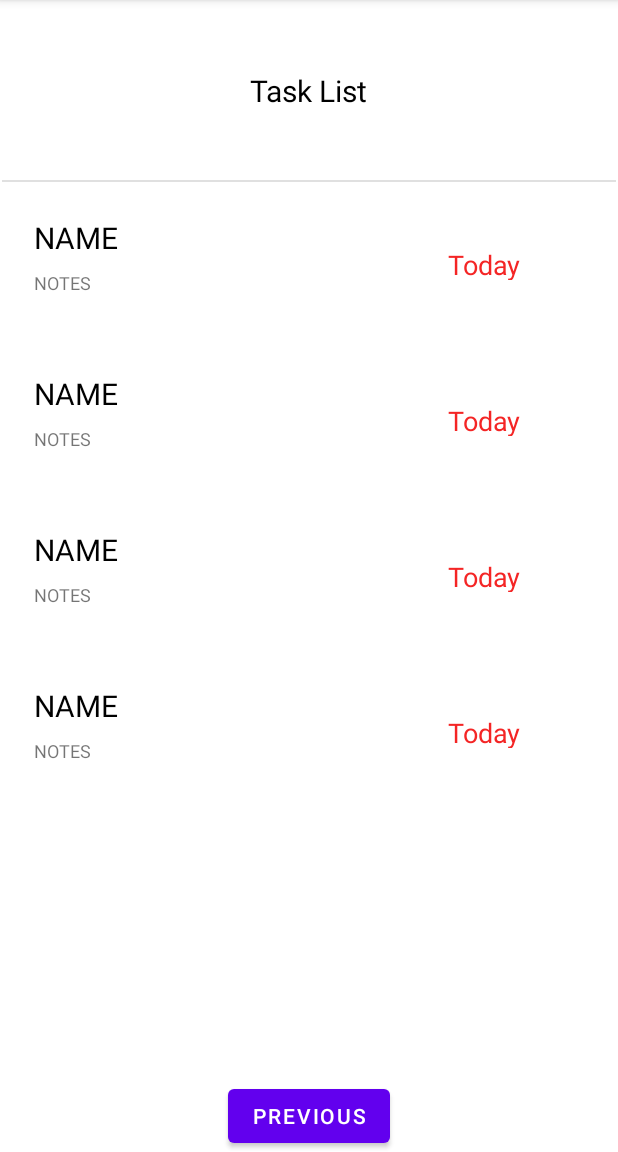
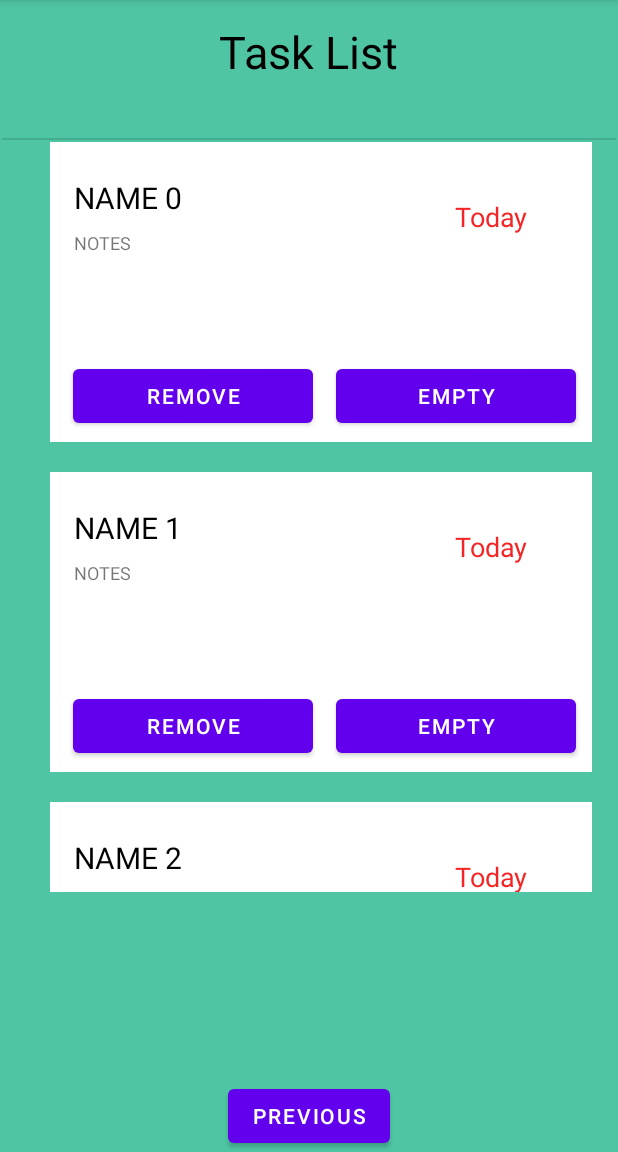
Before and after one commit to MrYee4/HabTracker2.0, an Android app: the viewTasks screen opened directly, with no data from a screen before it, on a phone screen of 412 x 824 dp, the part 84-1236 px from its top. Run offline under Robolectric (Android 15) with nearby library versions, the phone set to English and light mode, and no system bars.

Commit message:
I added and modified codes in viewTasks.java, activity_view_tasks.xml, item_style.xml, and DoesAdapter.java.
I have modified some codes because they don't made correctly start the application. e.g. android:text="@string/save" to "string/save"

```diff
--- a/app/src/main/java/com/example/habtracker20/DoesAdapter.java
+++ b/app/src/main/java/com/example/habtracker20/DoesAdapter.java
@@ -1,10 +1,13 @@
 package com.example.habtracker20;
 
 import android.content.Context;
+import android.util.Log;
 import android.view.LayoutInflater;
 import android.view.View;
 import android.view.ViewGroup;
+import android.widget.Button;
 import android.widget.TextView;
+import android.widget.Toast;
 
 import androidx.annotation.NonNull;
 import androidx.recyclerview.widget.RecyclerView;
@@ -25,9 +28,10 @@ public class DoesAdapter extends RecyclerView.Adapter<DoesAdapter.MyViewHolder>{
     Context context;
     ArrayList<Task> myTask;
 
-    public DoesAdapter(Context c, ArrayList<Task> sf) {
+
+    public DoesAdapter(Context c, ArrayList<Task> mt) {
         context = c;
-        myTask = sf;
+        myTask = mt;
     }
 
 
@@ -43,6 +47,21 @@ public class DoesAdapter extends RecyclerView.Adapter<DoesAdapter.MyViewHolder>{
         myViewHolder.datedoes.setText((CharSequence) myTask.get(position).getTime());
         myViewHolder.descdoes.setText(myTask.get(position).getNotes());
 
+
+        myViewHolder.delHab.setOnClickListener(new View.OnClickListener() {
+            @Override
+            /* Connect with the database to remove permanently the Habits
+            * Delete Habit source: https://www.youtube.com/watch?v=hyE3L2TVEvs&t=0s*/
+            public void onClick(View v) {
+                //myTask.get(position);
+                myTask.remove(position);
+                notifyDataSetChanged();
+                Log.d("Action", "Habit Removed");
+
+            }
+        });
+
+
     }
 
     @Override
@@ -52,7 +71,10 @@ public class DoesAdapter extends RecyclerView.Adapter<DoesAdapter.MyViewHolder>{
 
     class MyViewHolder extends RecyclerView.ViewHolder {
 
+        Button delHab;
+
         TextView titledoes, descdoes, datedoes;
+
 
         public MyViewHolder(@NonNull View itemView) {
             super(itemView);
@@ -60,6 +82,9 @@ public class DoesAdapter extends RecyclerView.Adapter<DoesAdapter.MyViewHolder>{
             descdoes = (TextView) itemView.findViewById(R.id.desd);
             datedoes = (TextView) itemView.findViewById(R.id.dated);
 
+            delHab = itemView.findViewById(R.id.removehab);
+
         }
     }
+
 }
--- a/app/src/main/java/com/example/habtracker20/viewTasks.java
+++ b/app/src/main/java/com/example/habtracker20/viewTasks.java
@@ -8,6 +8,7 @@ import androidx.appcompat.app.AppCompatActivity;
 import android.util.Log;
 import android.view.View;
 import android.widget.Button;
+import android.widget.TextView;
 
 import androidx.recyclerview.widget.LinearLayoutManager;
 import androidx.recyclerview.widget.RecyclerView;
@@ -50,7 +51,7 @@ public class viewTasks extends AppCompatActivity {
         // For test
         for (int i = 0; i<10; i++) {
             Task tsk = new Task();
-            tsk.setName("NAME");
+            tsk.setName("NAME "+i);
             tsk.setNotes("NOTES");
             tsk.setDate("Today");
 
@@ -79,6 +80,8 @@ public class viewTasks extends AppCompatActivity {
                 startActivity(intent);
             }
         });
+
+
     }
 
 
--- a/app/src/main/res/layout/activity_create_task.xml
+++ b/app/src/main/res/layout/activity_create_task.xml
@@ -35,7 +35,7 @@
         android:layout_width="wrap_content"
         android:layout_height="wrap_content"
         android:layout_marginBottom="20dp"
-        android:text="@string/save"
+        android:text="string/save"
         app:layout_constraintBottom_toBottomOf="parent"
         app:layout_constraintEnd_toEndOf="parent"
         app:layout_constraintStart_toEndOf="@+id/cancelBtn" />
@@ -47,7 +47,7 @@
         android:layout_marginStart="70dp"
         android:layout_marginLeft="70dp"
         android:layout_marginBottom="20dp"
-        android:text="@string/cancel"
+        android:text="string/cancel"
         app:layout_constraintBottom_toBottomOf="parent"
         app:layout_constraintStart_toStartOf="parent" />
 
@@ -66,7 +66,7 @@
         android:layout_width="wrap_content"
         android:layout_height="wrap_content"
         android:layout_marginTop="20dp"
-        android:text="@string/pickDate"
+        android:text="string/pickDate"
         app:layout_constraintEnd_toEndOf="parent"
         app:layout_constraintStart_toStartOf="parent"
         app:layout_constraintTop_toBottomOf="@+id/divider" />
--- a/app/src/main/res/layout/activity_main.xml
+++ b/app/src/main/res/layout/activity_main.xml
@@ -28,14 +28,14 @@
         android:layout_height="wrap_content"
         android:layout_gravity="bottom|end"
         android:layout_margin="@dimen/fab_margin"
-        android:contentDescription="@string/addTask"
+        android:contentDescription="string/addTask"
         app:srcCompat="@android:drawable/ic_input_add" />
 
     <Button
         android:id="@+id/to_Tasks"
         android:layout_width="wrap_content"
         android:layout_height="wrap_content"
-        android:text="@string/toTasks"
+        android:text="string/toTasks"
         android:textColor="@color/black" />
 
 </androidx.coordinatorlayout.widget.CoordinatorLayout>
--- a/app/src/main/res/layout/activity_view_tasks.xml
+++ b/app/src/main/res/layout/activity_view_tasks.xml
@@ -4,6 +4,7 @@
     xmlns:tools="http://schemas.android.com/tools"
     android:layout_width="match_parent"
     android:layout_height="match_parent"
+    android:background="#4FC5A3"
     android:scrollbarSize="20dp"
     tools:context=".SecondFragment">
 
@@ -20,7 +21,7 @@
         android:id="@+id/divider3"
         android:layout_width="409dp"
         android:layout_height="1dp"
-        android:layout_marginTop="120dp"
+        android:layout_marginTop="92dp"
         android:layout_marginEnd="1dp"
         android:layout_marginRight="1dp"
         android:background="?android:attr/listDivider"
@@ -28,8 +29,9 @@
         app:layout_constraintTop_toTopOf="parent" />
 
     <LinearLayout
+        android:id="@+id/linearLayout"
         android:layout_width="409dp"
-        android:layout_height="421dp"
+        android:layout_height="500dp"
         android:layout_marginTop="1dp"
         android:layout_marginEnd="1dp"
         android:layout_marginRight="1dp"
@@ -40,7 +42,9 @@
         <androidx.recyclerview.widget.RecyclerView
             android:id="@+id/ourTasks"
             android:layout_width="match_parent"
-            android:layout_height="match_parent" />
+            android:layout_height="match_parent"
+            android:layout_marginStart="16dp"
+            android:layout_marginLeft="16dp" />
 
         <View
             android:id="@+id/divider2"
@@ -56,12 +60,12 @@
         android:id="@+id/textView"
         android:layout_width="wrap_content"
         android:layout_height="wrap_content"
+        android:layout_marginTop="14dp"
         android:text="Task List"
         android:textColor="#000000"
-        android:textSize="20sp"
-        app:layout_constraintBottom_toTopOf="@+id/divider3"
+        android:textSize="30sp"
         app:layout_constraintEnd_toEndOf="parent"
-        app:layout_constraintHorizontal_bias="0.5"
+        app:layout_constraintHorizontal_bias="0.498"
         app:layout_constraintStart_toStartOf="parent"
         app:layout_constraintTop_toTopOf="parent" />
 </androidx.constraintlayout.widget.ConstraintLayout>
--- a/app/src/main/res/layout/item_style.xml
+++ b/app/src/main/res/layout/item_style.xml
@@ -1,24 +1,27 @@
 <?xml version="1.0" encoding="utf-8"?>
-<androidx.constraintlayout.widget.ConstraintLayout xmlns:android="http://schemas.android.com/apk/res/android"
+<LinearLayout xmlns:android="http://schemas.android.com/apk/res/android"
     xmlns:app="http://schemas.android.com/apk/res-auto"
     xmlns:tools="http://schemas.android.com/tools"
-    android:layout_width="wrap_content"
-    android:layout_height="wrap_content">
+    android:layout_width="match_parent"
+    android:layout_height="200dp"
+    android:layout_marginLeft="16dp"
+    android:layout_marginRight="16dp"
+    android:layout_marginBottom="20dp"
+    android:background="#FFF"
+    android:orientation="horizontal">
 
-    <LinearLayout
-        android:layout_width="400dp"
-        android:layout_height="100dp"
-        android:layout_marginStart="5dp"
-        android:layout_marginLeft="5dp"
-        android:layout_marginTop="4dp"
-        android:orientation="horizontal"
-        app:layout_constraintStart_toStartOf="parent"
-        app:layout_constraintTop_toTopOf="parent">
+
+
+    <FrameLayout
+        android:layout_width="match_parent"
+        android:layout_height="match_parent">
+
 
         <LinearLayout
-            android:layout_width="191dp"
-            android:layout_height="match_parent"
+            android:layout_width="220dp"
+            android:layout_height="93dp"
             android:layout_marginLeft="16dp"
+            android:layout_marginTop="5dp"
             android:orientation="vertical">
 
 
@@ -41,11 +44,11 @@
         </LinearLayout>
 
         <LinearLayout
-            android:layout_width="match_parent"
-            android:layout_height="30dp"
-            android:layout_marginStart="25dp"
-            android:layout_marginLeft="25dp"
+            android:layout_width="wrap_content"
+            android:layout_height="wrap_content"
+            android:layout_marginLeft="270dp"
             android:layout_marginTop="30dp"
+            android:background="#FFFFFF"
             android:orientation="vertical">
 
             <TextView
@@ -60,5 +63,32 @@
                 android:textSize="18sp" />
         </LinearLayout>
 
-    </LinearLayout>
-</androidx.constraintlayout.widget.ConstraintLayout>
+        <LinearLayout
+            android:layout_width="match_parent"
+            android:layout_height="50dp"
+            android:layout_marginTop="145dp"
+            android:orientation="horizontal">
+
+
+            <Button
+                android:id="@+id/removehab"
+                android:layout_width="160dp"
+                android:layout_height="wrap_content"
+                android:layout_marginLeft="15dp"
+                android:text="Remove" />
+
+            <Button
+                android:id="@+id/button10"
+                android:layout_width="160dp"
+                android:layout_height="wrap_content"
+                android:layout_marginLeft="15dp"
+                android:text="EMPTY" />
+
+        </LinearLayout>
+
+
+    </FrameLayout>
+
+
+
+</LinearLayout>
--- a/app/src/main/res/values/strings.xml
+++ b/app/src/main/res/values/strings.xml
@@ -5,7 +5,6 @@
     <string name="first_fragment_label">First Fragment</string>
     <string name="second_fragment_label">Second Fragment</string>
     <string name="next">Next</string>
-    <string name="toTasks">Task list</string>
     <string name="previous">Previous</string>
 
     <string name="hello_first_fragment">Hello first fragment</string>
@@ -15,11 +14,6 @@
 
     <string name="return_to_main_activity">Back</string>
 
-    <string name="addTask">Add Task</string>
-    <string name="pickDate">Date and Time</string>
-
     <string name="newTask">New Habit</string>
     <string name="nameHint">Habit name</string>
-    <string name="save">Save</string>
-    <string name="cancel">Cancel</string>
 </resources>
```
Also changed, not shown: app/src/main/res/drawable/ic_dashboard_black_24dp.xml (added, +9 -0 lines), app/src/main/res/drawable/ic_home_black_24dp.xml (added, +9 -0 lines), app/src/main/res/layout/fragment_first.xml (+24 -0 lines), app/src/main/res/layout/fragment_second.xml (deleted, +0 -27 lines).
